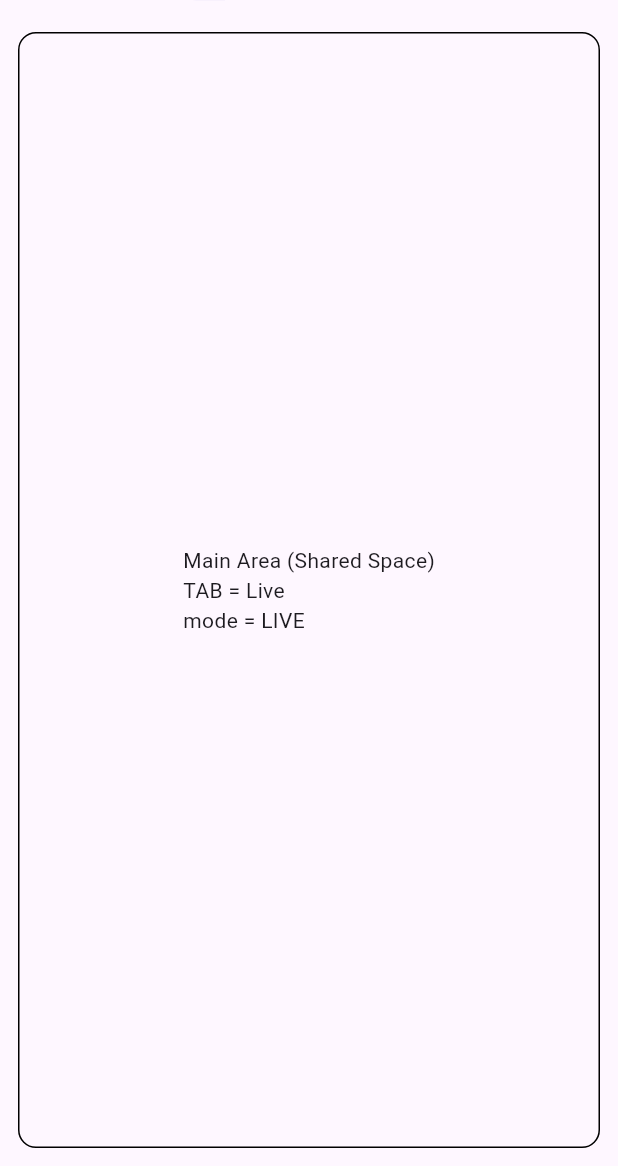
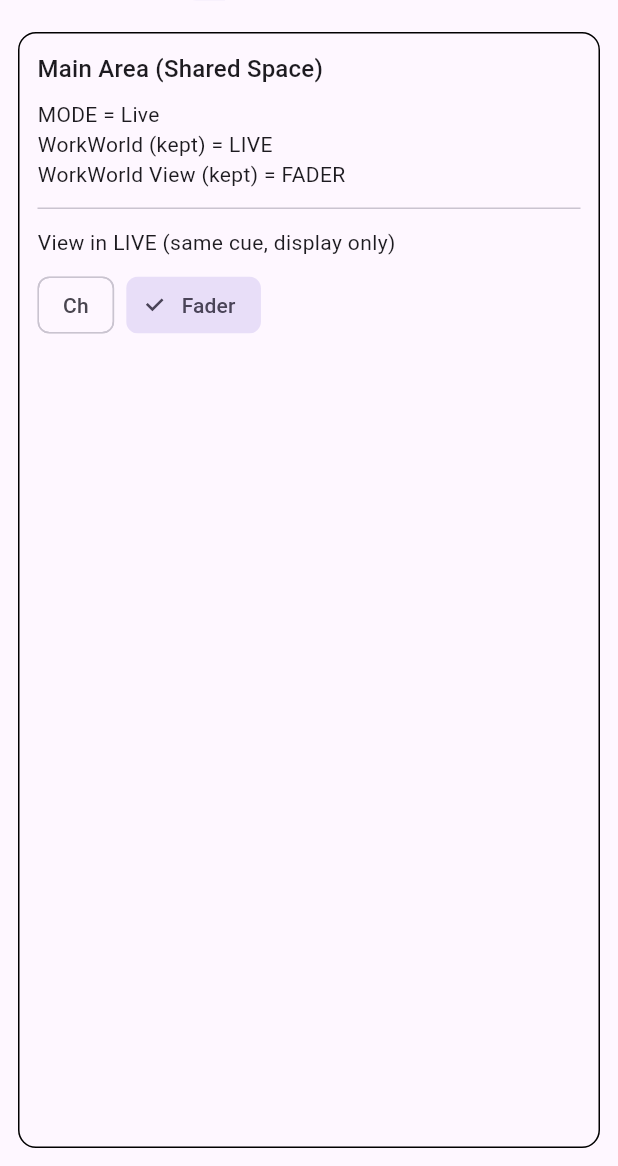
Before and after one commit to Phantom-Theatre88/kimix-desk-flutter, a Flutter app: the screen it shows after launch, on a phone screen of 412 x 824 dp, the part 70-1236 px from its top. Run offline on Flutter 3.47's test engine with Material 3 defaults, Android fonts, the phone set to English and light mode, and no system bars.

Commit message:
LOCK: F1-3 mode/context separation completed

```diff
--- a/lib/app/desk_shell.dart
+++ b/lib/app/desk_shell.dart
@@ -1,21 +1,41 @@
 // lib/app/desk_shell.dart
 // 根拠: Kimix v3.0 Flutter移行 ― 作業手順書 v1(通勤対応)🔐
 // Phase F1-3: TopBar統合（Live/Blind二重表示の解消）
+// + 文脈保持: 作業文脈(Live/Blind) と 表示文脈(Ch/Fader) を分離・保持
 
 import 'dart:async';
 import 'package:flutter/material.dart';
 
+/// 大モード（全部モード移動）
 enum DeskMode {
-  live,
-  blind,
-}
-
-enum TopTab {
   live,
   blind,
   effect,
   sub,
   setting,
+}
+
+/// 作業文脈（Effect/Sub/Setting に行っても保持される）
+enum WorkWorld {
+  live,
+  blind,
+}
+
+/// Live/Blind 内の表示文脈（2択でロック）
+enum WorldView {
+  ch,
+  fader,
+}
+
+@immutable
+class WorldContext {
+  const WorldContext({required this.view});
+
+  final WorldView view;
+
+  WorldContext copyWith({WorldView? view}) {
+    return WorldContext(view: view ?? this.view);
+  }
 }
 
 class DeskShell extends StatefulWidget {
@@ -26,8 +46,15 @@ class DeskShell extends StatefulWidget {
 }
 
 class _DeskShellState extends State<DeskShell> {
+  // ===== 層A: 現在の大モード =====
   DeskMode mode = DeskMode.live;
-  TopTab tab = TopTab.live;
+
+  // ===== 層B: 最後の作業文脈（Live/Blind） =====
+  WorkWorld lastWorkWorld = WorkWorld.live;
+
+  // ===== 層C: Live/Blind それぞれの表示文脈（独立記憶） =====
+  WorldContext liveCtx = const WorldContext(view: WorldView.fader);
+  WorldContext blindCtx = const WorldContext(view: WorldView.ch);
 
   late final Timer _clockTimer;
   String _clockText = _formatClock(DateTime.now());
@@ -55,13 +82,32 @@ class _DeskShellState extends State<DeskShell> {
     return '$hh:$mm';
   }
 
-  void _selectTab(TopTab t) {
+  // ===== Mode selection (single entry point) =====
+  void _selectMode(DeskMode m) {
     setState(() {
-      tab = t;
-      if (t == TopTab.live) mode = DeskMode.live;
-      if (t == TopTab.blind) mode = DeskMode.blind;
+      mode = m;
+
+      // Live/Blind は作業文脈そのものなので、移動したら lastWorkWorld を更新
+      if (m == DeskMode.live) lastWorkWorld = WorkWorld.live;
+      if (m == DeskMode.blind) lastWorkWorld = WorkWorld.blind;
+
+      // Effect/Sub/Setting は「表示の移動」であり、作業文脈は保持
+      // （ここでは lastWorkWorld を触らない）
     });
   }
+
+  // ===== View switching inside world (independent memory) =====
+  void _setWorldView(WorkWorld world, WorldView view) {
+    setState(() {
+      if (world == WorkWorld.live) {
+        liveCtx = liveCtx.copyWith(view: view);
+      } else {
+        blindCtx = blindCtx.copyWith(view: view);
+      }
+    });
+  }
+
+  WorldContext _ctxFor(WorkWorld w) => (w == WorkWorld.live) ? liveCtx : blindCtx;
 
   @override
   Widget build(BuildContext context) {
@@ -70,14 +116,17 @@ class _DeskShellState extends State<DeskShell> {
         child: Column(
           children: [
             _TopBar(
-              tab: tab,
-              onSelectTab: _selectTab,
+              mode: mode,
+              onSelectMode: _selectMode,
               clockText: _clockText,
             ),
             Expanded(
               child: _MainAreaStub(
-                tab: tab,
                 mode: mode,
+                lastWorkWorld: lastWorkWorld,
+                liveCtx: liveCtx,
+                blindCtx: blindCtx,
+                onSetWorldView: _setWorldView,
               ),
             ),
           ],
@@ -89,13 +138,13 @@ class _DeskShellState extends State<DeskShell> {
 
 class _TopBar extends StatelessWidget {
   const _TopBar({
-    required this.tab,
-    required this.onSelectTab,
+    required this.mode,
+    required this.onSelectMode,
     required this.clockText,
   });
 
-  final TopTab tab;
-  final ValueChanged<TopTab> onSelectTab;
+  final DeskMode mode;
+  final ValueChanged<DeskMode> onSelectMode;
   final String clockText;
 
   @override
@@ -105,28 +154,21 @@ class _TopBar extends StatelessWidget {
       padding: const EdgeInsets.symmetric(horizontal: 12),
       child: Row(
         children: [
-          // Left: 卓名称 / ロゴ（仮）
           const _LeftBrand(),
-
           const SizedBox(width: 12),
-
-          // Center-left: モードタブ群
           Expanded(
             child: Align(
               alignment: Alignment.centerLeft,
               child: SingleChildScrollView(
                 scrollDirection: Axis.horizontal,
-                child: _TopTabs(
-                  tab: tab,
-                  onSelect: onSelectTab,
+                child: _ModeTabs(
+                  mode: mode,
+                  onSelect: onSelectMode,
                 ),
               ),
             ),
           ),
-
           const SizedBox(width: 12),
-
-          // Right: ステータス
           _RightStatus(clockText: clockText),
         ],
       ),
@@ -153,28 +195,28 @@ class _LeftBrand extends StatelessWidget {
   }
 }
 
-class _TopTabs extends StatelessWidget {
-  const _TopTabs({required this.tab, required this.onSelect});
+class _ModeTabs extends StatelessWidget {
+  const _ModeTabs({required this.mode, required this.onSelect});
 
-  final TopTab tab;
-  final ValueChanged<TopTab> onSelect;
+  final DeskMode mode;
+  final ValueChanged<DeskMode> onSelect;
 
   @override
   Widget build(BuildContext context) {
     return Wrap(
       spacing: 6,
       children: [
-        _tabChip('Live', TopTab.live),
-        _tabChip('Blind', TopTab.blind),
-        _tabChip('Effect', TopTab.effect),
-        _tabChip('Sub', TopTab.sub),
-        _tabChip('Setting', TopTab.setting),
+        _chip('Live', DeskMode.live),
+        _chip('Blind', DeskMode.blind),
+        _chip('Effect', DeskMode.effect),
+        _chip('Sub', DeskMode.sub),
+        _chip('Setting', DeskMode.setting),
       ],
     );
   }
 
-  Widget _tabChip(String label, TopTab value) {
-    final selected = tab == value;
+  Widget _chip(String label, DeskMode value) {
+    final selected = mode == value;
     return ChoiceChip(
       label: Text(label),
       selected: selected,
@@ -217,31 +259,101 @@ class _RightStatus extends StatelessWidget {
 }
 
 class _MainAreaStub extends StatelessWidget {
-  const _MainAreaStub({required this.tab, required this.mode});
+  const _MainAreaStub({
+    required this.mode,
+    required this.lastWorkWorld,
+    required this.liveCtx,
+    required this.blindCtx,
+    required this.onSetWorldView,
+  });
 
-  final TopTab tab;
   final DeskMode mode;
+  final WorkWorld lastWorkWorld;
+  final WorldContext liveCtx;
+  final WorldContext blindCtx;
+  final void Function(WorkWorld world, WorldView view) onSetWorldView;
+
+  String _modeLabel(DeskMode m) => switch (m) {
+        DeskMode.live => 'Live',
+        DeskMode.blind => 'Blind',
+        DeskMode.effect => 'Effect',
+        DeskMode.sub => 'Sub',
+        DeskMode.setting => 'Setting',
+      };
+
+  String _worldLabel(WorkWorld w) => (w == WorkWorld.live) ? 'LIVE' : 'BLIND';
+
+  String _viewLabel(WorldView v) => (v == WorldView.fader) ? 'FADER' : 'CH';
 
   @override
   Widget build(BuildContext context) {
-    final tabText = switch (tab) {
-      TopTab.live => 'Live',
-      TopTab.blind => 'Blind',
-      TopTab.effect => 'Effect',
-      TopTab.sub => 'Sub',
-      TopTab.setting => 'Setting',
-    };
-    final modeText = (mode == DeskMode.live) ? 'LIVE' : 'BLIND';
+    final currentModeText = _modeLabel(mode);
+
+    // 作業文脈（Effect/Sub/Setting中でも保持される）
+    final workWorldText = _worldLabel(lastWorkWorld);
+
+    // 作業文脈側の表示文脈（Live/Blind で独立記憶）
+    final activeCtx = (lastWorkWorld == WorkWorld.live) ? liveCtx : blindCtx;
+    final activeViewText = _viewLabel(activeCtx.view);
+
+    final inWorldMode = (mode == DeskMode.live || mode == DeskMode.blind);
+    final currentWorld = (mode == DeskMode.live) ? WorkWorld.live : WorkWorld.blind;
+
+    // 画面が Live/Blind のときは、その世界線の view を直接切替できる（stub UI）
+    final ctxForCurrentWorld = (currentWorld == WorkWorld.live) ? liveCtx : blindCtx;
 
     return Container(
       margin: const EdgeInsets.all(12),
+      padding: const EdgeInsets.all(12),
       decoration: BoxDecoration(
         border: Border.all(),
         borderRadius: BorderRadius.circular(12),
       ),
-      alignment: Alignment.center,
-      child: Text(
-        'Main Area (Shared Space)\nTAB = $tabText\nmode = $modeText',
+      child: Column(
+        crossAxisAlignment: CrossAxisAlignment.start,
+        children: [
+          Text(
+            'Main Area (Shared Space)',
+            style: Theme.of(context).textTheme.titleMedium,
+          ),
+          const SizedBox(height: 8),
+          Text('MODE = $currentModeText'),
+          Text('WorkWorld (kept) = $workWorldText'),
+          Text('WorkWorld View (kept) = $activeViewText'),
+          const SizedBox(height: 12),
+          if (inWorldMode) ...[
+            const Divider(height: 1),
+            const SizedBox(height: 12),
+            Text(
+              'View in ${_worldLabel(currentWorld)} (same cue, display only)',
+              style: Theme.of(context).textTheme.bodyMedium,
+            ),
+            const SizedBox(height: 8),
+            Wrap(
+              spacing: 8,
+              children: [
+                ChoiceChip(
+                  label: const Text('Ch'),
+                  selected: ctxForCurrentWorld.view == WorldView.ch,
+                  onSelected: (_) => onSetWorldView(currentWorld, WorldView.ch),
+                ),
+                ChoiceChip(
+                  label: const Text('Fader'),
+                  selected: ctxForCurrentWorld.view == WorldView.fader,
+                  onSelected: (_) =>
+                      onSetWorldView(currentWorld, WorldView.fader),
+                ),
+              ],
+            ),
+          ] else ...[
+            const SizedBox(height: 12),
+            const Divider(height: 1),
+            const SizedBox(height: 12),
+            const Text(
+              'Effect/Sub/Setting: display moved, but WorkWorld is kept.',
+            ),
+          ],
+        ],
       ),
     );
   }
```
Also changed, not shown: 1 other file.
